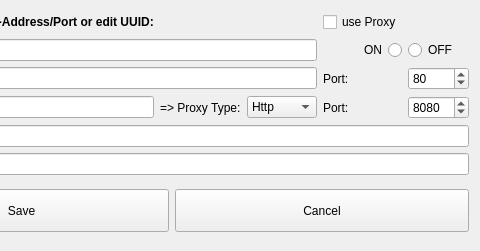
The window that ui/listener-edit.ui (berndhs/arado) describes before a commit, drawn with Qt 5; both pictures show x 241 to 721 and y 0 to 251 of the 721 by 251 pixel window.
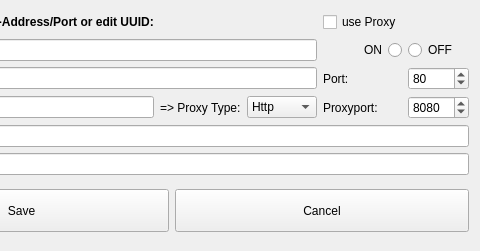
The same window after the commit. Icons and pictures are not drawn.

Commit message: proxyport and useproxycheckbox need a check, not loaded from settings into ui file currently.

```diff
--- a/ui/listener-edit.ui
+++ b/ui/listener-edit.ui
@@ -275,7 +275,7 @@
       <enum>Qt::RightToLeft</enum>
      </property>
      <property name="text">
-      <string>Port:</string>
+      <string>Proxyport:</string>
      </property>
     </widget>
    </item>
```
The commit also changes 1 other file.
